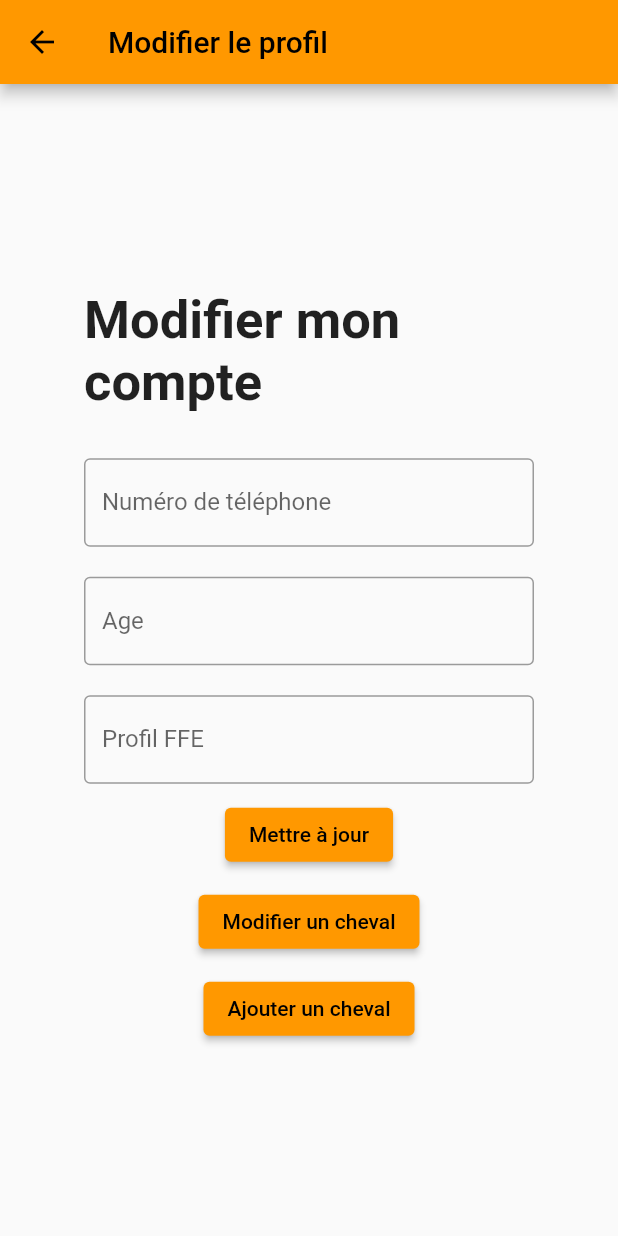
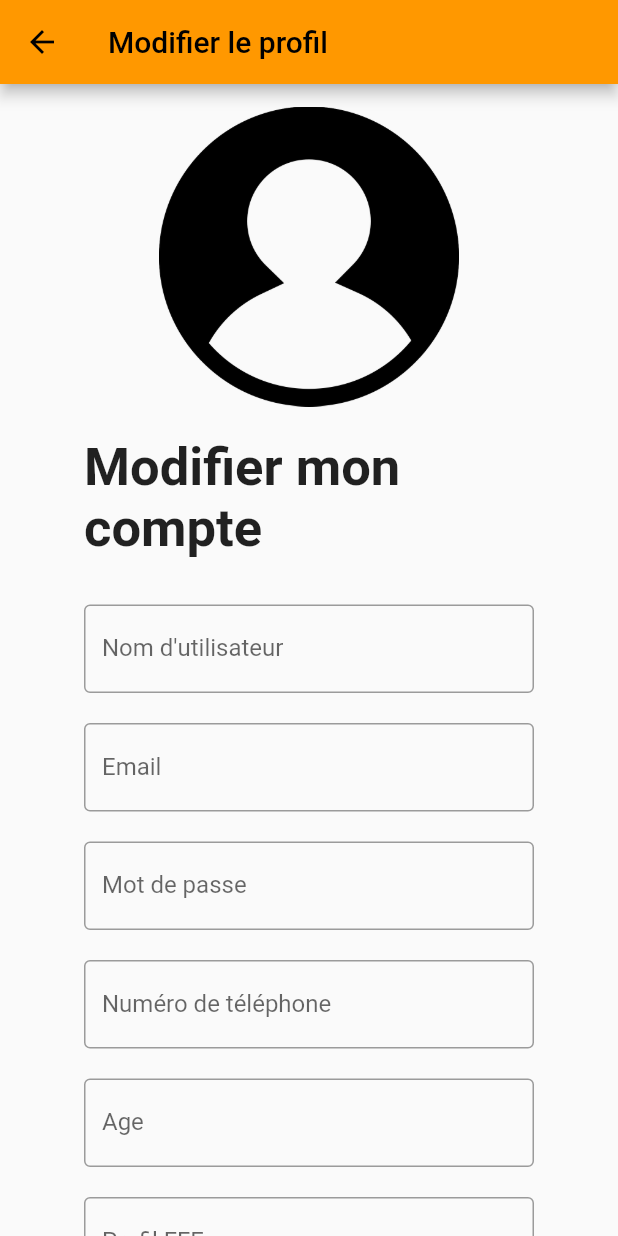
Before and after one commit to CodingFactory-Repos/Flutter-FFE, a Flutter app: the ModifyProfilePage screen opened by its route, on a phone screen of 412 x 824 dp. Run offline on Flutter 3.47's test engine with Material 2 defaults, Android fonts, the phone set to English and light mode, and no system bars; our stand-ins replace flutter_dotenv; missing offline and left inert: mongo_dart; statements that could not run were skipped.

Commit message:
📝 - Add possibility to change all the user

```diff
--- a/lib/account/modify_profile.dart
+++ b/lib/account/modify_profile.dart
@@ -4,6 +4,7 @@ import 'package:flutter/cupertino.dart';
 import 'package:flutter/material.dart';
 
 import '../mongodb.dart';
+import 'chose_image.dart';
 
 class ModifyProfilePage extends StatefulWidget {
   const ModifyProfilePage({super.key, required this.db, required this.user, required this.title});
@@ -26,17 +27,34 @@ class ModifyProfilePage extends StatefulWidget {
 }
 
 class _ModifyProfilePageState extends State<ModifyProfilePage> {
+  TextEditingController usernameController = TextEditingController();
+  TextEditingController emailController = TextEditingController();
+  TextEditingController passwordController = TextEditingController();
   TextEditingController phoneNumberController = TextEditingController();
   TextEditingController ageController = TextEditingController();
   TextEditingController linkFfeController = TextEditingController();
 
- String chosenHorse = '';
+  var image = 'assets/images/profile.png';
 
-  // get horse => getDpHorse();
+ @override
+  void initState() {
+    super.initState();
+    usernameController.text = widget.user['username'];
+    emailController.text = widget.user['email'];
+    passwordController.text = widget.user['password'];
+    chekUser();
+    setState(() {
+      image = widget.user['image'];
+    });
+  }
 
-
-  List <String>dpHorse = [];
-  // var actualDpHorse = dpHorse;
+  void chekUser(){
+    if(widget.user['phoneNumber'] != null || widget.user['age'] != null || widget.user['linkFfe'] != null){
+      phoneNumberController.text = widget.user['phoneNumber'].toString();
+      ageController.text = widget.user['age'].toString();
+      linkFfeController.text = widget.user['linkFfe'];
+    }
+  }
 
   @override
   Widget build(BuildContext context) {
@@ -79,7 +97,23 @@ class _ModifyProfilePageState extends State<ModifyProfilePage> {
                 width: 300,
                 child: Column(
                   children: <Widget>[
-                    // Image.asset('assets/logo.png', width: 200, height: 200),
+                    InkWell(
+                      onTap: () {
+                        _navigateAndDisplaySelection(context);
+                      }, // Handle your callback.
+                      splashColor: Colors.brown.withOpacity(0.5),
+                      child: Ink(
+                        height: 200,
+                        width: 200,
+                        decoration:  BoxDecoration(
+                          image: DecorationImage(
+                            image: AssetImage(image),
+
+                            fit: BoxFit.cover,
+                          ),
+                        ),
+                      ),
+                    ),
                     Container(
                       padding:  const EdgeInsets.only(top: 20, bottom: 20),
                       child:   const Text(
@@ -94,6 +128,37 @@ class _ModifyProfilePageState extends State<ModifyProfilePage> {
                     Container(
                       padding: const EdgeInsets.only(top: 10, bottom: 10),
                       child: TextField(
+                        controller: usernameController,
+                        decoration: const InputDecoration(
+                          border: OutlineInputBorder(),
+                          labelText: 'Nom d\'utilisateur',
+                        ),
+                      ),
+                    ),
+                    Container(
+                      padding: const EdgeInsets.only(top: 10, bottom: 10),
+                      child: TextField(
+                        controller: emailController,
+                        decoration: const InputDecoration(
+                          border: OutlineInputBorder(),
+                          labelText: 'Email',
+                        ),
+                      ),
+                    ),
+                    Container(
+                      padding: const EdgeInsets.only(top: 10, bottom: 10),
+                      child: TextField(
+                        controller: passwordController,
+                        decoration: const InputDecoration(
+                          border: OutlineInputBorder(),
+                          labelText: 'Mot de passe',
+                        ),
+                      ),
+                    ),
+                    Container(
+                      padding: const EdgeInsets.only(top: 10, bottom: 10),
+                      child: TextField(
+                        // initialValue: widget.user['phone'],
                         controller: phoneNumberController,
                         decoration: const InputDecoration(
                           border: OutlineInputBorder(),
@@ -101,7 +166,6 @@ class _ModifyProfilePageState extends State<ModifyProfilePage> {
                         ),
                       ),
                     ),
-
                     Container(
                       padding: const EdgeInsets.only(top: 10, bottom: 10),
                       child: TextField(
@@ -112,7 +176,6 @@ class _ModifyProfilePageState extends State<ModifyProfilePage> {
                         ),
                       ),
                     ),
-
                     Container(
                       padding: const EdgeInsets.only(top: 10, bottom: 10),
                       child: TextField(
@@ -123,7 +186,6 @@ class _ModifyProfilePageState extends State<ModifyProfilePage> {
                         ),
                       ),
                     ),
-
                     // Button to login
                     ElevatedButton(
                       onPressed: () async {
@@ -146,7 +208,6 @@ class _ModifyProfilePageState extends State<ModifyProfilePage> {
                           //   print(horse);
                           // }
 
-
                         var phoneNumber = phoneNumberController.text;
                         var age = ageController.text;
                         var linkFfe = linkFfeController.text;
@@ -154,7 +215,15 @@ class _ModifyProfilePageState extends State<ModifyProfilePage> {
                         await widget.db
                             .collection('user')
                             .updateOne(MongoDatabase.searchWhere('_id', widget.user["_id"]), {
-                          '\$set': {'phoneNumber': int.parse(phoneNumber), 'age': int.parse(age), 'linkFfe': linkFfe}
+                          '\$set': {
+                            'username': usernameController.text,
+                            'email': emailController.text,
+                            'password': passwordController.text,
+                            'phoneNumber': int.parse(phoneNumber),
+                            'age': int.parse(age),
+                            'linkFfe': linkFfe,
+                            'image': image,
+                          }
                         });
 
                         // Close the loading dialog
@@ -166,145 +235,24 @@ class _ModifyProfilePageState extends State<ModifyProfilePage> {
                       },
                       child: const Text('Mettre à jour'),
                     ),
-
-                        Container(
-                          padding: const EdgeInsets.only(top: 10, bottom: 5, right: 10, left: 10),
-                          child: ElevatedButton(
-                            onPressed: () async {
-
-                              // List <String>dpHorse = [];
-                              // for (var i = 0; i < widget.user['dpHorse'].length; i++) {
-                              //   // print(widget.user['dpHorse'][i]);
-                              //
-                              //   var horse = await widget.db.collection('horse')
-                              //       .find(MongoDatabase.searchWhere(
-                              //       '_id', widget.user['dpHorse'][i]))
-                              //       .toList();
-                              //   // print('debut');
-                              //   // print(horse);
-                              //   // // print('-------------------');
-                              //   // // print(horse[1]);
-                              //   // print('fin');
-                              //   dpHorse.add(horse[0]['name']);
-                              // }
-                              // // print(dpHorse);
-                              //
-                              // // dpHorse.add(getDpHorse().toString());
-                              //
-                              // // print(dpHorse);
-                              //
-                              // // var listDpHorse = dpHorse.fromJson(dpHorse);
-                              // print(dpHorse);
-
-                              getDpHorse();
-                              var actualDpHorse = dpHorse[0];
-
-                              // print(dpHorse[0]);
-
-                              showDialog(context: context, builder: (context)=>  AlertDialog(
-                                title: const Text('Modifier un cheval'),
-                                content: Column(
-                                  children:     [
-                                    DropdownButton<String>(
-                                      items: dpHorse.map <DropdownMenuItem<String>>((String value) {
-                                        return DropdownMenuItem<String>(
-                                          value: value,
-                                          child: Text(value),
-                                        );
-                                      }).toList(),
-                                      value: actualDpHorse,
-                                      onChanged: (String? value) {
-                                        // This is called when the user selects an item.
-                                        setState(() {
-                                          actualDpHorse = value!;
-                                          print(actualDpHorse);
-                                          print(value);
-                                        });
-                                      },
-                                    ),
-                                  ],
-                                  // children: [
-                                  //   FutureBuilder(future: getDpHorse(),builder: (BuildContext context, AsyncSnapshot snapshot) {
-                                  //     if (snapshot.hasData) {
-                                  //       return ListView.builder(
-                                  //         itemCount: snapshot.data.length,
-                                  //           itemBuilder: (BuildContext context, int index) {
-                                  //             return ListTile(
-                                  //               title: Text(snapshot.data[index]['name']),
-                                  //             );
-                                  //           },
-                                  //       );
-                                  //     } else {
-                                  //       return const CircularProgressIndicator();
-                                  //     }
-                                  //   },
-                                  //   ),
-                                  // ],
-
-                                  // const <Widget>[
-                                  //   // DropdownButton<String>(
-                                  //   //   items: getDpHorse().map <DropdownMenuItem<String>>((String value) {
-                                  //   //     return DropdownMenuItem<String>(
-                                  //   //       value: value,
-                                  //   //       child: Text(value),
-                                  //   //     );
-                                  //   //   }).toList(),
-                                  //   //   value: getDpHorse()[0],
-                                  //   //   onChanged: (String? value) {
-                                  //   //     // This is called when the user selects an item.
-                                  //   //     setState(() {
-                                  //   //       chosenHorse = value!;
-                                  //   //     });
-                                  //   //   },
-                                  //   // ),
-                                  //   // Text(getDpHorse()),
-                                  //   TextField(
-                                  //     decoration:  InputDecoration(
-                                  //       border: OutlineInputBorder(),
-                                  //       labelText: 'Nom',
-                                  //     ),
-                                  //   ),
-                                  // ],
-                                ),
-                              ));
-                            },
-                            child: const Text('Modifier un cheval'),
-                          ),
-                        ),
-
-                        Container(
-                          padding: const EdgeInsets.only(top: 5, bottom: 10, right: 10, left: 10),
-                          child: ElevatedButton(
-                            onPressed: () {
-                              Navigator.pop(context);
-                            },
-                            child: const Text('Ajouter un cheval'),
-                          ),
-                        ),
-                      ],
-                    ),
+                  ],
                 ),
               ),
+            ),
           ]
         ),
       ),
     );
   }
+  Future<void> _navigateAndDisplaySelection(BuildContext context) async {
+    final result = await Navigator.push(
+      context,
+      MaterialPageRoute(builder: (context) => const ChoseImage(db: null, title: 'Choisir une image',)),
+    );
 
-  Future getDpHorse() async {
-    if (dpHorse.isNotEmpty){
-
-      dpHorse.removeRange(0, dpHorse.length);
-    }
-    for (var i = 0; i < widget.user['dpHorse'].length; i++) {
-    // print(widget.user['dpHorse'][i]);
-
-      var horse = await widget.db.collection('horse').find(MongoDatabase.searchWhere('_id', widget.user['dpHorse'][i])).toList();
-      dpHorse.add(horse[0]['name']);
-      print (dpHorse);
-
-      return (dpHorse);
-    }
+    if (!mounted) return;
+    setState(() {
+      image = result;
+    });
   }
-
 }
```
